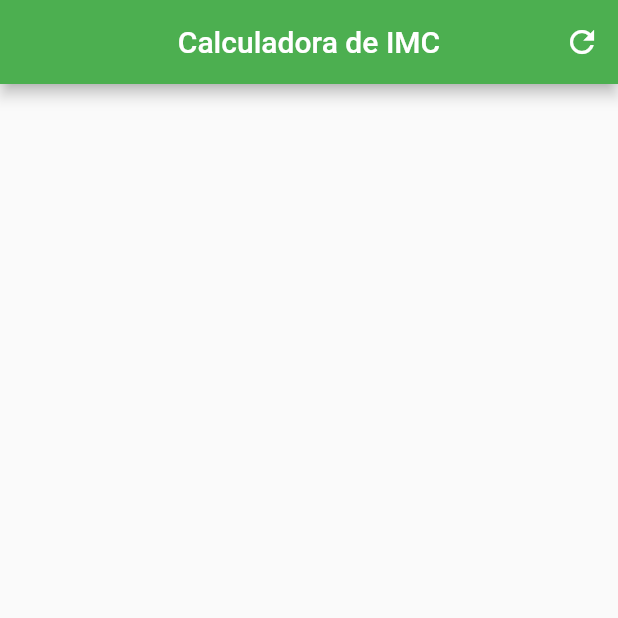
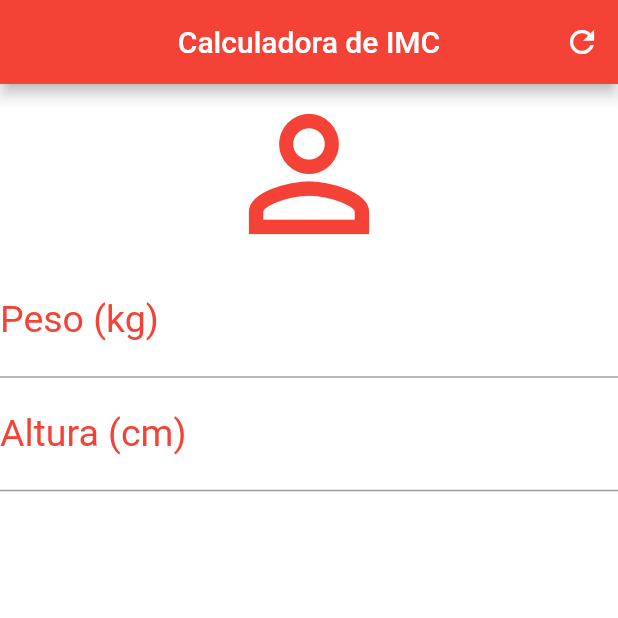
Before and after one commit to rafa7w/imc, a Flutter app: the screen it shows after launch, on a phone screen of 412 x 824 dp, the top half of it. Run offline on Flutter 3.47's test engine with Material 2 defaults, Android fonts, the phone set to English and light mode, and no system bars.

Commit message:
added text fields

```diff
--- a/lib/main.dart
+++ b/lib/main.dart
@@ -2,6 +2,7 @@ import 'package:flutter/material.dart';
 
 void main() {
   runApp(const MaterialApp(
+    debugShowCheckedModeBanner: false,
     home: Home(),
   ));
 }
@@ -20,8 +21,33 @@ class _HomeState extends State<Home> {
       appBar: AppBar(
         title: const Text('Calculadora de IMC'),
         centerTitle: true,
-        backgroundColor: Colors.green,
-        actions: [IconButton(onPressed: () {}, icon: const Icon(Icons.refresh))],
+        backgroundColor: Colors.red,
+        actions: [
+          IconButton(onPressed: () {}, icon: const Icon(Icons.refresh))
+        ],
+      ),
+      backgroundColor: Colors.white,
+      body: Column(
+        crossAxisAlignment: CrossAxisAlignment.stretch,
+        children: const [
+          Icon(Icons.person_outline, size: 120, color: Colors.red),
+          TextField(
+            keyboardType: TextInputType.number,
+            decoration: InputDecoration(
+                labelText: 'Peso (kg)',
+                labelStyle: TextStyle(color: Colors.red)),
+            textAlign: TextAlign.center,
+            style: TextStyle(color: Colors.red, fontSize: 25),
+          ),
+          TextField(
+            keyboardType: TextInputType.number,
+            decoration: InputDecoration(
+                labelText: 'Altura (cm)',
+                labelStyle: TextStyle(color: Colors.red)),
+            textAlign: TextAlign.center,
+            style: TextStyle(color: Colors.red, fontSize: 25),
+          )
+        ],
       ),
     );
   }
```
